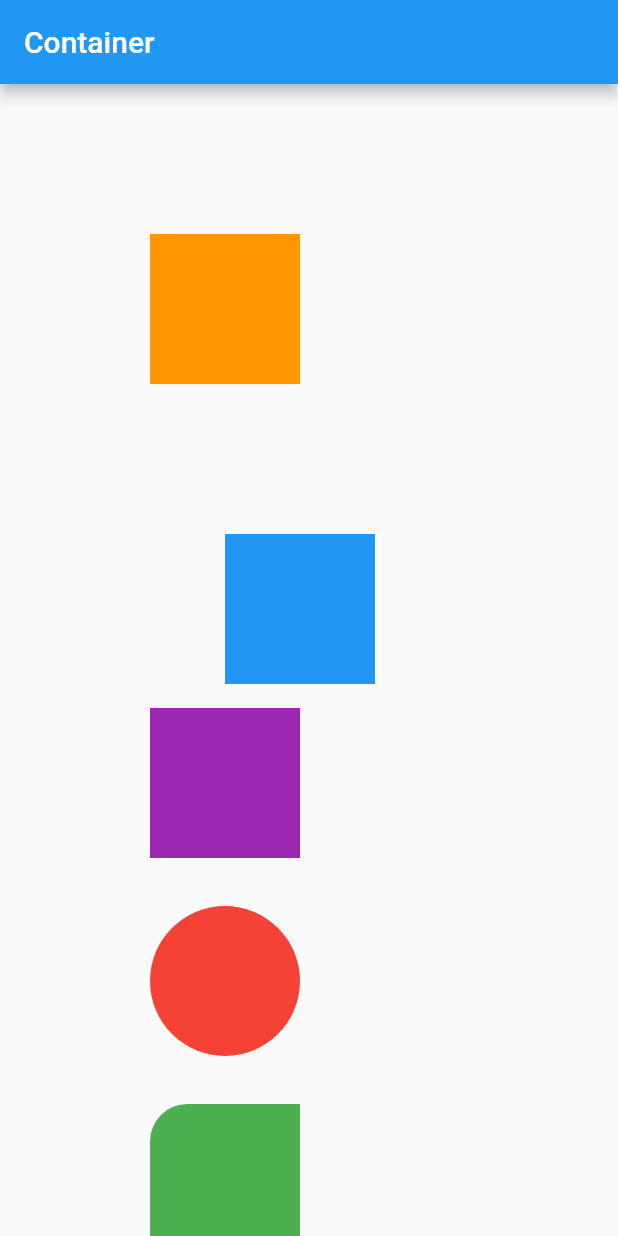
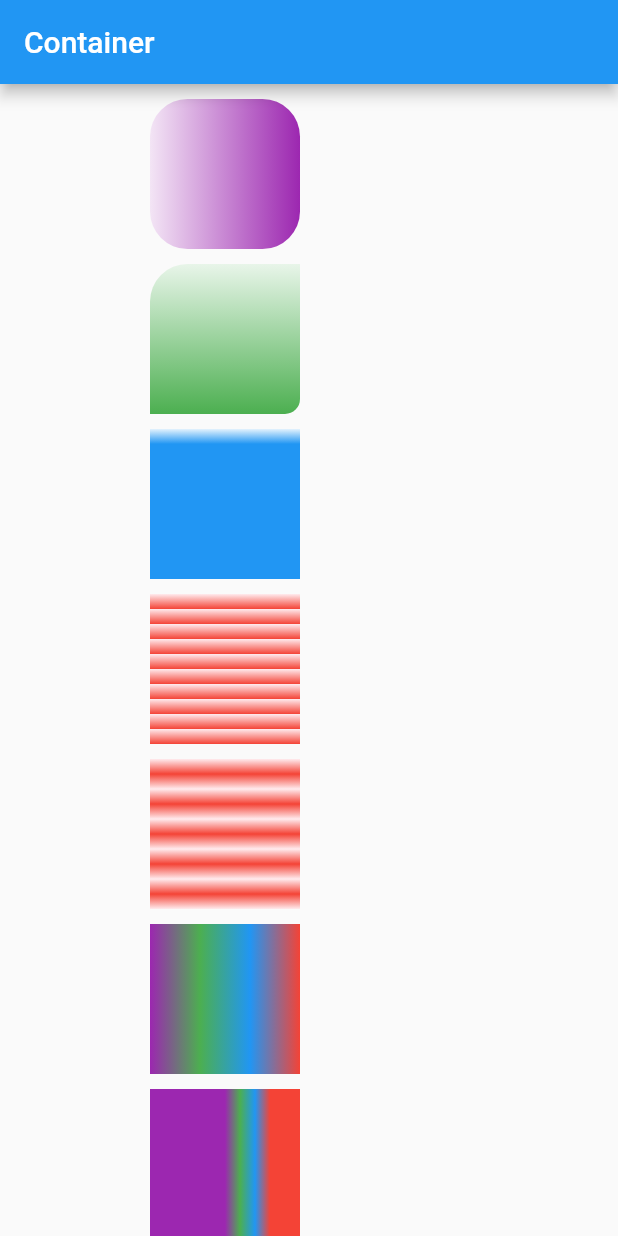
Before and after one commit to KaiqueMunhoz/creating_layouts_with_flutter, a Flutter app: the screen it shows after launch, on a phone screen of 412 x 824 dp. Run offline on Flutter 3.47's test engine with Material 2 defaults, Android fonts, the phone set to English and light mode, and no system bars.

Commit message:
Feat: Using gradients

```diff
--- a/flutter/03-module/using_containers/lib/main.dart
+++ b/flutter/03-module/using_containers/lib/main.dart
@@ -14,40 +14,97 @@ class MyApp extends StatelessWidget {
           body: Column(
             children: <Widget>[
               Container(
-                margin: EdgeInsets.all(100.0),
-                color: Colors.orange,
-                width: 100.0,
-                height: 100.0,
-              ),
-              Container(
-                margin: EdgeInsets.only(left: 100.0),
-                color: Colors.blue,
-                width: 100.0,
-                height: 100.0,
-              ),
-              Container(
-                margin: EdgeInsets.symmetric(vertical: 16.0),
-                color: Colors.purple,
-                width: 100.0,
-                height: 100.0,
-              ),
-              Container(
-                margin: EdgeInsets.symmetric(vertical: 16.0),
-                width: 100.0,
-                height: 100.0,
-                decoration:
-                    BoxDecoration(color: Colors.red, shape: BoxShape.circle),
-              ),
-              Container(
-                margin: EdgeInsets.symmetric(vertical: 16.0),
+                margin: EdgeInsets.only(left: 100.0, top: 10.0),
                 width: 100.0,
                 height: 100.0,
                 decoration: BoxDecoration(
-                  color: Colors.green,
+                  color: Colors.red,
+                  borderRadius: BorderRadius.all(
+                    Radius.circular(25),
+                  ),
+                  gradient: LinearGradient(
+                      colors: [Colors.purple[50], Colors.purple[500]]),
+                ),
+              ),
+              Container(
+                margin: EdgeInsets.only(left: 100.0, top: 10.0),
+                width: 100.0,
+                height: 100.0,
+                decoration: BoxDecoration(
+                  gradient: LinearGradient(
+                      begin: Alignment.topCenter,
+                      end: Alignment.bottomCenter,
+                      colors: [Colors.green[50], Colors.green[500]]),
                   borderRadius: BorderRadius.only(
                     topLeft: Radius.circular(25.0),
                     bottomRight: Radius.circular(10.0),
                   ),
+                ),
+              ),
+              Container(
+                margin: EdgeInsets.only(left: 100.0, top: 10.0),
+                width: 100.0,
+                height: 100.0,
+                decoration: BoxDecoration(
+                  gradient: LinearGradient(
+                      begin: Alignment(0.0, -1.0),
+                      end: Alignment(0.0, -0.8),
+                      colors: [Colors.blue[50], Colors.blue[500]]),
+                ),
+              ),
+              Container(
+                margin: EdgeInsets.only(left: 100.0, top: 10.0),
+                width: 100.0,
+                height: 100.0,
+                decoration: BoxDecoration(
+                  gradient: LinearGradient(
+                      begin: Alignment(0.0, -1.0),
+                      end: Alignment(0.0, -0.8),
+                      tileMode: TileMode.repeated,
+                      colors: [Colors.red[50], Colors.red[500]]),
+                ),
+              ),
+              Container(
+                margin: EdgeInsets.only(left: 100.0, top: 10.0),
+                width: 100.0,
+                height: 100.0,
+                decoration: BoxDecoration(
+                  gradient: LinearGradient(
+                      begin: Alignment(0.0, -1.0),
+                      end: Alignment(0.0, -0.8),
+                      tileMode: TileMode.mirror,
+                      colors: [Colors.red[50], Colors.red[500]]),
+                ),
+              ),
+              Container(
+                margin: EdgeInsets.only(left: 100.0, top: 10.0),
+                width: 100.0,
+                height: 100.0,
+                decoration: BoxDecoration(
+                  gradient: LinearGradient(colors: [
+                    Colors.purple,
+                    Colors.green,
+                    Colors.blue,
+                    Colors.red,
+                  ]),
+                ),
+              ),
+              Container(
+                margin: EdgeInsets.only(left: 100.0, top: 10.0),
+                width: 100.0,
+                height: 100.0,
+                decoration: BoxDecoration(
+                  gradient: LinearGradient(stops: [
+                    0.5,
+                    0.6,
+                    0.7,
+                    0.8
+                  ], colors: [
+                    Colors.purple,
+                    Colors.green,
+                    Colors.blue,
+                    Colors.red,
+                  ]),
                 ),
               ),
             ],
```
